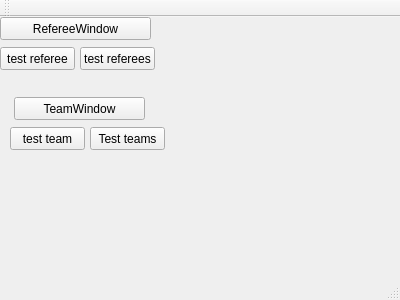
alexanderbrannlund/ProjektRefereeGameBookQt, file RefereeGameBookDV1553/mainwindow.ui: the form before one commit.
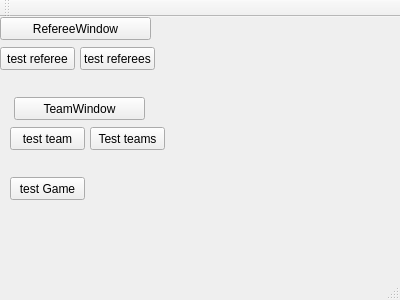
The form after the commit.

Diff of the .ui file:
```diff
--- a/RefereeGameBookDV1553/mainwindow.ui
+++ b/RefereeGameBookDV1553/mainwindow.ui
@@ -92,6 +92,19 @@
      <string>TeamWindow</string>
     </property>
    </widget>
+   <widget class="QPushButton" name="pushButton_7">
+    <property name="geometry">
+     <rect>
+      <x>10</x>
+      <y>160</y>
+      <width>75</width>
+      <height>23</height>
+     </rect>
+    </property>
+    <property name="text">
+     <string>test Game</string>
+    </property>
+   </widget>
   </widget>
   <widget class="QMenuBar" name="menuBar">
    <property name="geometry">
```
